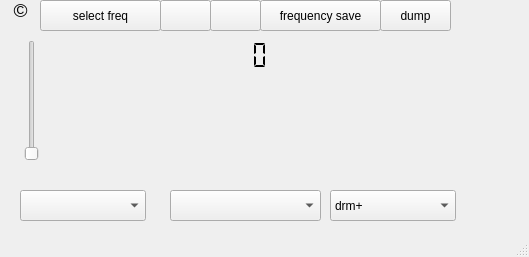
JvanKatwijk/drmplus, file drm-receiver.ui: the form before one commit.
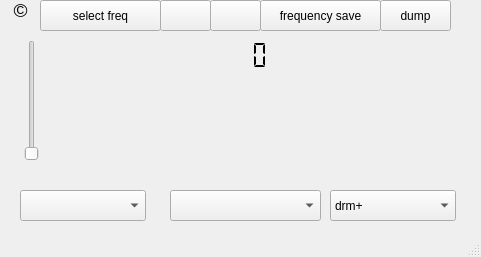
The form after the commit. Icons and pictures are not drawn. Custom widgets are drawn as their Qt base class.

```diff
--- a/drm-receiver.ui
+++ b/drm-receiver.ui
@@ -6,7 +6,7 @@
    <rect>
     <x>0</x>
     <y>0</y>
-    <width>529</width>
+    <width>481</width>
     <height>257</height>
    </rect>
   </property>
```
Left out of the diff: 4 changed lines with no effect on the pictures.
